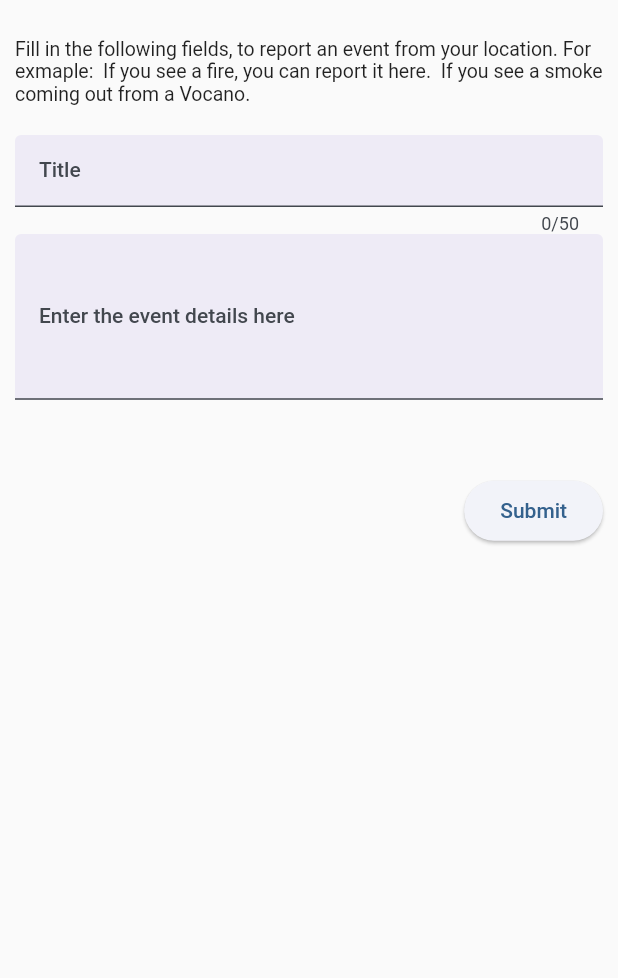
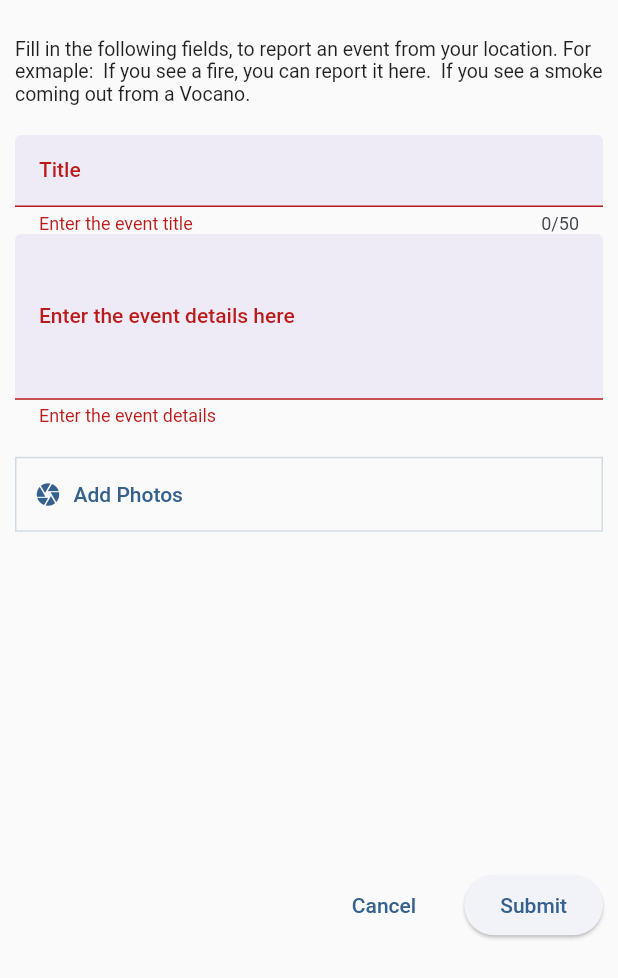
Before and after one commit to SPREP/tms-mobile, a Flutter app: the EventReportScreen widget shown alone on an empty page, opened directly, after a tap on "Submit", on a phone screen of 412 x 824 dp. Shown: the top 978 px of the screen. Run offline on Flutter 3.47's test engine with Material 2 defaults, Android fonts, the phone set to English and light mode, and no system bars; our stand-ins replace flutter_map, google_fonts, image_picker, latlong2, shared_preferences and 3 more; missing offline and left inert: dart:ffi, humanitarian_icons, simple_ripple_animation; accounts and stored records are empty; generated files the repository leaves out were written again; network calls fail.

Commit message:
MAC-48: Finish up the code for the event report form.

```diff
--- /dev/null
+++ b/lib/media/get_image_url.dart
@@ -0,0 +1,37 @@
+import 'dart:convert';
+import 'package:http/http.dart' as http;
+
+class GetImageUrl {
+  bool success = false;
+  String message = '';
+
+  bool isGenerated = false;
+  String uploadUrl = '';
+  String downloadUrl = '';
+
+  Future<void> call(String fileType) async {
+    try {
+      Map body = {"fileType": fileType};
+      var response = await http.post(
+        Uri.parse('http://app.met.gov.to:5000/generatePresignedUrl'),
+        headers: <String, String>{},
+        body: body,
+      );
+
+      var result = jsonDecode(response.body);
+
+      if (result['success'] != null) {
+        success = result['success'];
+        message = result['message'];
+
+        if (response.statusCode == 201) {
+          isGenerated = true;
+          uploadUrl = result['uploadUrl'];
+          downloadUrl = result['downloadUrl'];
+        }
+      }
+    } catch (e) {
+      throw ("Error getting url ${e.toString()}");
+    }
+  }
+}
--- /dev/null
+++ b/lib/media/upload_file.dart
@@ -0,0 +1,23 @@
+import 'dart:io';
+import 'package:http/http.dart' as http;
+
+class UploadFile {
+  bool success = false;
+  String message = '';
+
+  bool isUploaded = false;
+
+  Future<void> call(String url, File image) async {
+    try {
+      var response = await http.put(
+        Uri.parse(url),
+        body: image.readAsBytesSync(),
+      );
+      if (response.statusCode == 200) {
+        isUploaded = true;
+      }
+    } catch (e) {
+      throw ("Error uploading photo ${e.toString()}");
+    }
+  }
+}
--- a/lib/screens/event_report_screen.dart
+++ b/lib/screens/event_report_screen.dart
@@ -1,7 +1,12 @@
 import 'dart:developer';
 import 'package:http/http.dart' as http;
 import 'package:flutter/material.dart';
+import 'package:macres/media/get_image_url.dart';
+import 'package:macres/media/upload_file.dart';
 import 'dart:convert';
+import 'dart:io';
+import 'package:macres/widgets/image_input.dart';
+import 'package:path/path.dart' as p;
 
 class EventReportScreen extends StatefulWidget {
   const EventReportScreen({super.key});
@@ -13,6 +18,8 @@ class EventReportScreen extends StatefulWidget {
 class _EventReportScreenState extends State<EventReportScreen> {
   TextEditingController titleController = TextEditingController();
   TextEditingController bodyController = TextEditingController();
+  List<File> _selectedImages = [];
+  final _formKey = GlobalKey<FormState>();
 
   var _isInProgress = false;
 
@@ -23,7 +30,7 @@ class _EventReportScreenState extends State<EventReportScreen> {
     super.dispose();
   }
 
-  Future<http.Response> sendData() async {
+  Future<http.Response> sendData(imageSourceUrls) async {
     final title = titleController.text;
     final body = bodyController.text;
     const username = 'mobile_app';
@@ -33,40 +40,43 @@ class _EventReportScreenState extends State<EventReportScreen> {
     dynamic res;
 
     try {
-      setState(() {
-        _isInProgress = true;
-      });
-
       res = await http.post(
-        Uri.parse('http://met-api.lndo.site/api/v1/event-report?_format=json'),
+        Uri.parse('http://app.met.gov.to/api/v1/event-report?_format=json'),
         headers: <String, String>{
           'Content-Type': 'application/json',
           'Authorization': basicAuth
         },
         body: json.encode([
-          {"nodetype": "event_report", "title": title, "body": body}
+          {
+            "nodetype": "event_report",
+            "title": title,
+            "body": body,
+            "images": imageSourceUrls
+          }
         ]),
       );
     } catch (e) {
       log(e.toString());
     }
 
-    setState(() {
-      _isInProgress = false;
-    });
-
     return res;
   }
 
-  clearFields() {
+  void clearFields() {
     titleController.text = '';
     bodyController.text = '';
+    _selectedImages.clear();
   }
 
   @override
   Widget build(BuildContext context) {
-    return Padding(
-      padding: const EdgeInsets.only(top: 10, bottom: 20, left: 10, right: 10),
+    return GestureDetector(
+      onTap: () => FocusScope.of(context).unfocus(),
+      child: Form(
+        key: _formKey,
+        child: Padding(
+          padding:
+              const EdgeInsets.only(top: 10, bottom: 20, left: 10, right: 10),
           child: Column(
             children: [
               const SizedBox(
@@ -83,27 +93,83 @@ class _EventReportScreenState extends State<EventReportScreen> {
                 decoration: const InputDecoration(
                   label: Text('Title'),
                 ),
+                validator: (text) {
+                  if (text == null || text.isEmpty) {
+                    return 'Enter the event title';
+                  }
+                  return null;
+                },
               ),
               TextFormField(
                 controller: bodyController,
-            keyboardType: TextInputType.multiline,
                 maxLines: 5,
                 decoration: const InputDecoration(
                   label: Text('Enter the event details here'),
                 ),
+                validator: (text) {
+                  if (text == null || text.isEmpty) {
+                    return "Enter the event details";
+                  }
+                  return null;
+                },
               ),
-          const SizedBox(height: 50),
+              const SizedBox(height: 20),
+              ImageInput(
+                onPickImage: (selectedImages) {
+                  _selectedImages = selectedImages;
+                },
+              ),
+              const SizedBox(height: 5),
               Row(
                 children: [
                   const Spacer(),
                   const SizedBox(width: 16),
+                  TextButton(
+                      onPressed: () {
+                        setState(() {
+                          clearFields();
+                        });
+                      },
+                      child: const Text('Cancel')),
+                  const SizedBox(width: 20),
                   if (_isInProgress) const CircularProgressIndicator(),
                   if (!_isInProgress)
                     ElevatedButton(
                       onPressed: () async {
-                    await sendData();
+                        final isValid = _formKey.currentState!.validate();
+                        if (!isValid) {
+                          return;
+                        }
+                        _formKey.currentState!.save();
+
+                        setState(() {
+                          _isInProgress = true;
+                        });
+
+                        GetImageUrl imageUrl = GetImageUrl();
+                        List<String> imageSourceUrls = [];
+
+                        if (_selectedImages.isNotEmpty) {
+                          for (var n = 0; n < _selectedImages.length; n++) {
+                            String fileExtension =
+                                p.extension(_selectedImages[n].path);
+                            await imageUrl.call(fileExtension);
+
+                            if (imageUrl.success) {
+                              await uploadFile(context, imageUrl.uploadUrl,
+                                  File(_selectedImages[n].path));
+                            }
+
+                            imageSourceUrls.add(imageUrl.downloadUrl);
+                          }
+                        }
+
+                        await sendData(imageSourceUrls);
                         showAlertDialog(context);
+                        setState(() {
                           clearFields();
+                          _isInProgress = false;
+                        });
                       },
                       child: const Text('Submit'),
                     ),
@@ -111,7 +177,24 @@ class _EventReportScreenState extends State<EventReportScreen> {
               ),
             ],
           ),
+        ),
+      ),
     );
+  }
+
+  Future<bool> uploadFile(context, String url, File image) async {
+    try {
+      UploadFile uploadFile = UploadFile();
+      await uploadFile.call(url, image);
+
+      if (uploadFile.isUploaded != false && uploadFile.isUploaded) {
+        return true;
+      } else {
+        throw uploadFile.message;
+      }
+    } catch (e) {
+      throw ("Error ${e.toString()}");
+    }
   }
 
   showAlertDialog(BuildContext context) {
--- /dev/null
+++ b/lib/widgets/image_input.dart
@@ -0,0 +1,128 @@
+import 'package:flutter/material.dart';
+import 'dart:io';
+import 'package:image_picker/image_picker.dart';
+
+class ImageInput extends StatefulWidget {
+  const ImageInput({super.key, required this.onPickImage});
+
+  final void Function(List<File> selectedImages) onPickImage;
+
+  @override
+  State<ImageInput> createState() => _ImageInputState();
+}
+
+class _ImageInputState extends State<ImageInput> {
+  List<File> selectedImages = [];
+  List<File> selectedVideos = [];
+
+  final imagePicker = ImagePicker();
+
+  @override
+  Widget build(BuildContext context) {
+    return Column(
+      children: [
+        Container(
+            decoration: BoxDecoration(
+              border: Border.all(
+                width: 1,
+                color: Theme.of(context).colorScheme.primary.withOpacity(0.2),
+              ),
+            ),
+            height: 50,
+            width: double.infinity,
+            alignment: Alignment.topLeft,
+            child: Row(
+              children: [
+                TextButton.icon(
+                  onPressed: _getImages,
+                  icon: const Icon(Icons.camera),
+                  label: const Text('Add Photos'),
+                ),
+                const Spacer(),
+                /*
+                TextButton.icon(
+                  onPressed: _getImages,
+                  icon: const Icon(Icons.video_camera_back),
+                  label: const Text('Add Videos'),
+                ),
+                */
+              ],
+            )),
+        const SizedBox(
+          height: 20,
+        ),
+        SizedBox(
+          height: 200,
+          width: double.infinity,
+          child: GridView.builder(
+              itemCount: selectedImages.length,
+              gridDelegate: const SliverGridDelegateWithFixedCrossAxisCount(
+                crossAxisCount: 3,
+                crossAxisSpacing: 3,
+                mainAxisSpacing: 3,
+              ),
+              itemBuilder: (BuildContext context, int index) {
+                return Stack(
+                  children: [
+                    Positioned(
+                      width: 300,
+                      height: 300,
+                      child: Image.file(
+                        File(selectedImages[index].path),
+                        fit: BoxFit.cover,
+                      ),
+                    ),
+                    Positioned(
+                        top: 0,
+                        right: 0,
+                        child: GestureDetector(
+                          onTap: () {
+                            setState(() {
+                              selectedImages.removeAt(index);
+                            });
+                          },
+                          child: const Icon(
+                            Icons.delete,
+                            color: Colors.red,
+                          ),
+                        ))
+                  ],
+                );
+              }),
+        ),
+      ],
+    );
+  }
+/*
+  Future _getVideos() async {
+    final pickedVideos =
+        await imagePicker.pickVideo(source: ImageSource.gallery);
+    List<XFile> xfilePick = pickedVideos;
+
+    if (xfilePick.isNotEmpty) {
+      for (var i = 0; i < xfilePick.length; i++) {
+        selectedImages.add(File(xfilePick[i].path));
+      }
+
+      setState(() {});
+
+      widget.onPickImage(selectedImages);
+    }
+  }
+  */
+
+  Future _getImages() async {
+    final pickedImage = await imagePicker.pickMultiImage();
+    List<XFile> xfilePick = pickedImage;
+
+    if (xfilePick.isNotEmpty) {
+      for (var i = 0; i < xfilePick.length; i++) {
+        selectedImages.add(File(xfilePick[i].path));
+      }
+
+      setState(() {});
+
+      widget.onPickImage(selectedImages);
+    }
+  }
+}
--- a/pubspec.yaml
+++ b/pubspec.yaml
@@ -50,6 +50,7 @@ dependencies:
   simple_ripple_animation: ^0.0.7
   image_picker: ^1.0.1
   http: ^1.1.0
+  path: ^1.8.3
 
 dev_dependencies:
   flutter_test:
```
Also changed, not shown: lib/main.dart (+6 -2 lines), pubspec.lock, 5 other files. Lines whose indentation alone changed are shown as unchanged.
